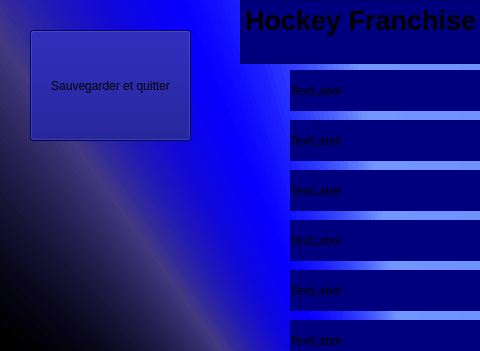
Above: mainwindow.ui from cgiroux527/PROJET_HOCKEY_SIMULATOR before the change; both pictures show x 0 to 480 and y 0 to 351 of the 940 by 784 pixel window. Below: the same form after it.
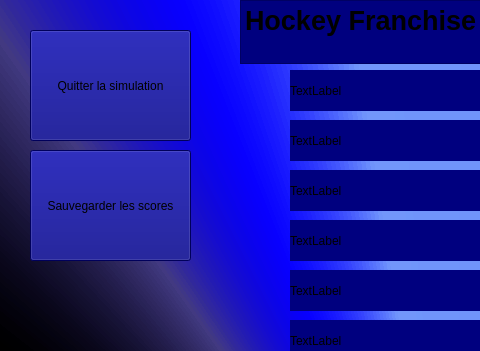
That is the form after the change.

```diff
--- a/mainwindow.ui
+++ b/mainwindow.ui
@@ -651,7 +651,7 @@
 &lt;p align=&quot;justify&quot; style=&quot; margin-top:0px; margin-bottom:0px; margin-left:0px; margin-right:0px; -qt-block-indent:0; text-indent:0px;&quot;&gt;&lt;span style=&quot; font-size:20pt; font-weight:700;&quot;&gt;Hockey Franchise Simulator 2026&lt;/span&gt;&lt;span style=&quot; font-size:20pt; font-weight:700; vertical-align:super;&quot;&gt;TM&lt;/span&gt;&lt;/p&gt;&lt;/body&gt;&lt;/html&gt;</string>
       </property>
      </widget>
-     <widget class="QPushButton" name="BoutonSauvegarder">
+     <widget class="QPushButton" name="BoutonQuitter">
       <property name="geometry">
        <rect>
         <x>30</x>
@@ -664,7 +664,7 @@
        <string notr="true">background-color: rgb(0, 0, 127);</string>
       </property>
       <property name="text">
-       <string>Sauvegarder et quitter</string>
+       <string>Quitter la simulation</string>
       </property>
      </widget>
      <widget class="QLabel" name="LabelResult1">
@@ -827,6 +827,22 @@
        <string>TextLabel</string>
       </property>
      </widget>
+     <widget class="QPushButton" name="BoutonSauvegarder">
+      <property name="geometry">
+       <rect>
+        <x>30</x>
+        <y>150</y>
+        <width>161</width>
+        <height>111</height>
+       </rect>
+      </property>
+      <property name="styleSheet">
+       <string notr="true">background-color: rgb(0, 0, 127);</string>
+      </property>
+      <property name="text">
+       <string>Sauvegarder les scores</string>
+      </property>
+     </widget>
     </widget>
    </widget>
   </widget>
```
